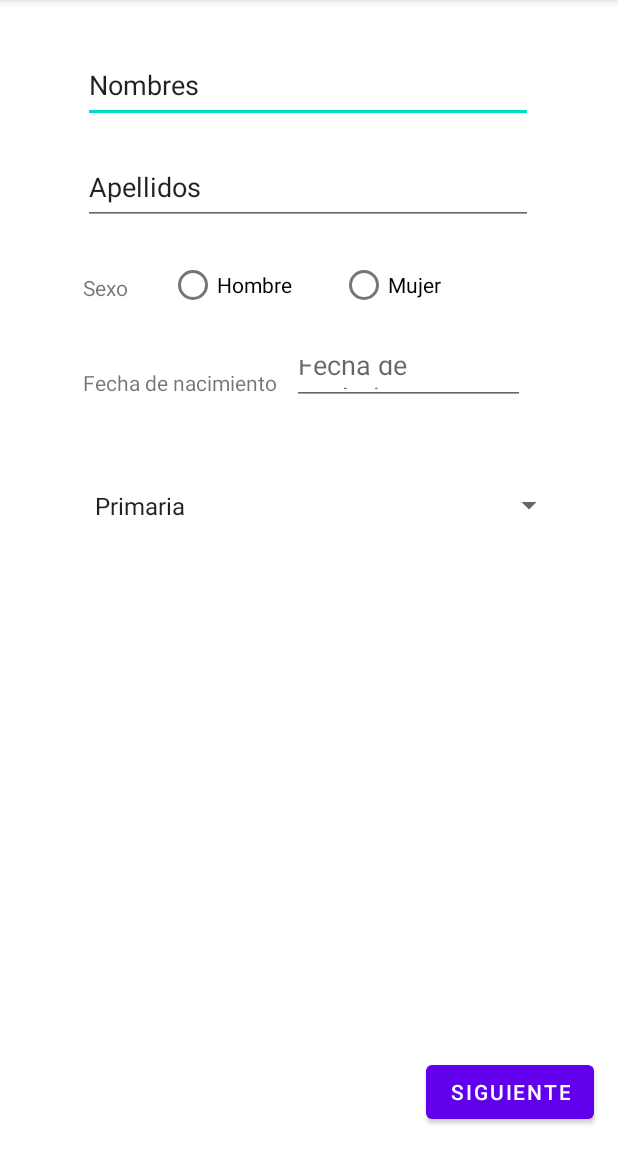
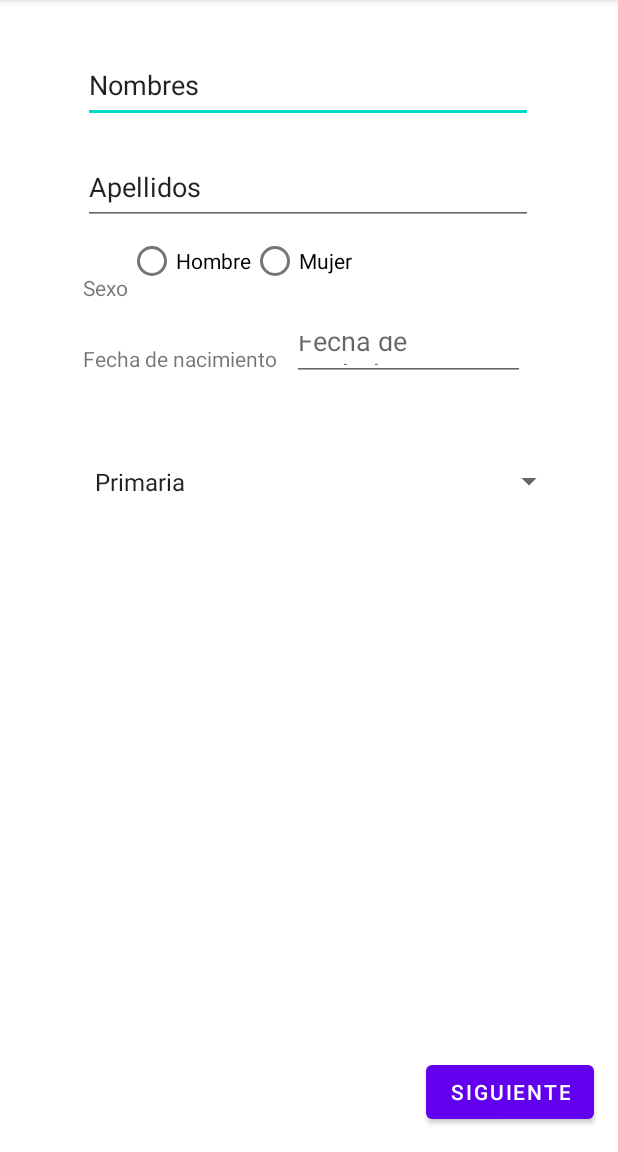
Before and after one commit to JonathanMazoG/Labs20231-Gr01, an Android app: the screen it shows after launch (MainActivity), on a phone screen of 412 x 824 dp, the part 84-1236 px from its top. Run offline under Robolectric (Android 15) with nearby library versions, the phone set to English and light mode, and no system bars.

```diff
--- a/Lab1-UI/src/main/res/layout/activity_personal_data.xml
+++ b/Lab1-UI/src/main/res/layout/activity_personal_data.xml
@@ -39,26 +39,26 @@
         android:layout_width="wrap_content"
         android:layout_height="wrap_content" />
 
-    <RadioButton
-        android:id="@+id/sexo_m_radiobutton"
+    <RadioGroup
+        android:id="@+id/sexo_radiogroup"
         android:layout_width="wrap_content"
         android:layout_height="wrap_content"
-        android:layout_marginStart="16dp"
-        android:layout_marginTop="16dp"
-        android:text="Hombre"
-        app:layout_constraintEnd_toStartOf="@+id/sexo_f_radiobutton2"
+        android:orientation="horizontal"
         app:layout_constraintStart_toEndOf="@+id/sexo_textview"
-        app:layout_constraintTop_toBottomOf="@+id/apellidos_edittext" />
+        app:layout_constraintTop_toBottomOf="@+id/apellidos_edittext">
 
-    <RadioButton
-        android:id="@+id/sexo_f_radiobutton2"
-        android:layout_width="wrap_content"
-        android:layout_height="wrap_content"
-        android:layout_marginStart="32dp"
-        android:layout_marginTop="16dp"
-        android:text="Mujer"
-        app:layout_constraintStart_toEndOf="@+id/sexo_m_radiobutton"
-        app:layout_constraintTop_toBottomOf="@+id/apellidos_edittext" />
+        <RadioButton
+            android:id="@+id/sexo_m_radiobutton"
+            android:layout_width="wrap_content"
+            android:layout_height="wrap_content"
+            android:text="Hombre" />
+
+        <RadioButton
+            android:id="@+id/sexo_f_radiobutton"
+            android:layout_width="wrap_content"
+            android:layout_height="wrap_content"
+            android:text="Mujer" />
+    </RadioGroup>
 
     <TextView
         android:id="@+id/sexo_textview"
@@ -68,9 +68,10 @@
         android:layout_marginTop="32dp"
         android:layout_marginEnd="11dp"
         android:text="Sexo"
-        app:layout_constraintEnd_toStartOf="@+id/sexo_m_radiobutton"
+        app:layout_constraintEnd_toStartOf="@+id/sexo_radiogroup"
         app:layout_constraintStart_toStartOf="parent"
         app:layout_constraintTop_toBottomOf="@+id/apellidos_edittext" />
+
 
     <TextView
         android:id="@+id/fechanacimiento_textview"
@@ -80,9 +81,9 @@
         android:layout_marginTop="31dp"
         android:layout_marginEnd="10dp"
         android:text="Fecha de nacimiento"
-        app:layout_constraintEnd_toStartOf="@+id/fechanacimiento_datepicker"
+        app:layout_constraintEnd_toStartOf="@+id/fechanacimiento_edittext"
         app:layout_constraintStart_toStartOf="parent"
-        app:layout_constraintTop_toBottomOf="@+id/sexo_m_radiobutton" />
+        app:layout_constraintTop_toBottomOf="@+id/sexo_radiogroup" />
 
     <EditText
         android:id="@+id/fechanacimiento_edittext"
@@ -95,7 +96,7 @@
         android:inputType="none"
         android:focusable="false"
         app:layout_constraintStart_toEndOf="@+id/fechanacimiento_textview"
-        app:layout_constraintTop_toBottomOf="@+id/sexo_f_radiobutton2" />
+        app:layout_constraintTop_toBottomOf="@+id/sexo_radiogroup" />
 
 
 
```
Also changed, not shown: Lab1-UI/src/main/AndroidManifest.xml (+10 -4 lines), Lab1-UI/src/main/java/co/edu/udea/compumovil/gr01_20231/lab1/PersonalDataActivity.kt (+60 -18 lines).
